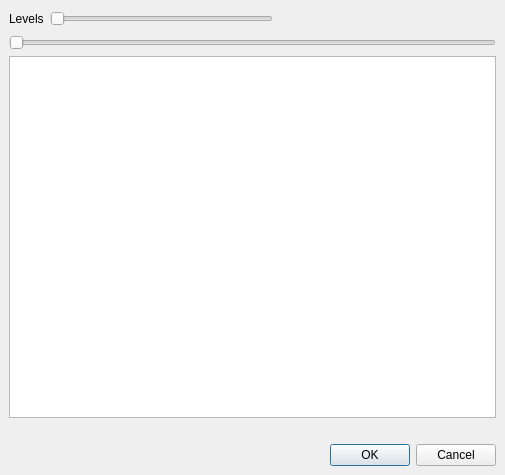
Qt form avidemux_plugins/ADM_videoFilters6/artPosterize/qt4/artPosterize.ui (mean00/avidemux2) before a commit.
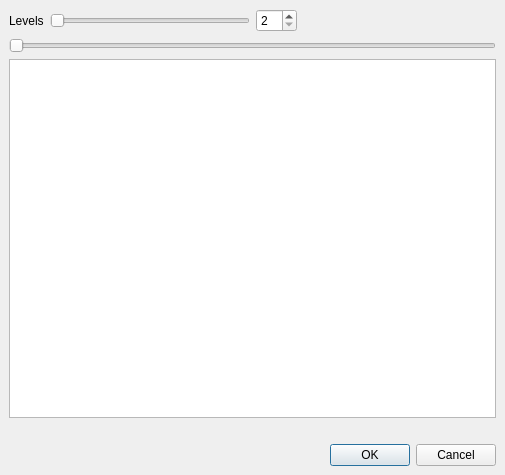
The same form after that commit. Custom widgets are drawn as their Qt base class.

Commit message: [artPosterize] add setTabOrder; add coupled spinbox

What changed in the file:
```diff
--- a/avidemux_plugins/ADM_videoFilters6/artPosterize/qt4/artPosterize.ui
+++ b/avidemux_plugins/ADM_videoFilters6/artPosterize/qt4/artPosterize.ui
@@ -77,7 +77,7 @@
        </property>
       </widget>
      </item>
-     <item row="0" column="2">
+     <item row="0" column="3">
       <spacer>
        <property name="orientation">
         <enum>Qt::Horizontal</enum>
@@ -91,7 +91,7 @@
       </spacer>
      </item>
      <item row="0" column="1">
-      <widget class="ADM_SliderIndicator" name="horizontalSliderLevels">
+      <widget class="QSlider" name="horizontalSliderLevels">
        <property name="minimum">
         <number>2</number>
        </property>
@@ -106,6 +106,16 @@
        </property>
       </widget>
      </item>
+     <item row="0" column="2">
+      <widget class="QSpinBox" name="spinBoxLevels">
+       <property name="minimum">
+        <number>2</number>
+       </property>
+       <property name="maximum">
+        <number>64</number>
+       </property>
+      </widget>
+     </item>
     </layout>
    </item>
   </layout>
@@ -116,11 +126,6 @@
    <extends>QSlider</extends>
    <header>ADM_toolkitQt.h</header>
   </customwidget>
-  <customwidget>
-   <class>ADM_SliderIndicator</class>
-   <extends>QSlider</extends>
-   <header>ADM_toolkitQt.h</header>
-  </customwidget>
  </customwidgets>
  <tabstops>
   <tabstop>horizontalSliderLevels</tabstop>
```
Left out of the diff: 1 changed line with no effect on the pictures. The commit also changes 3 other files.
